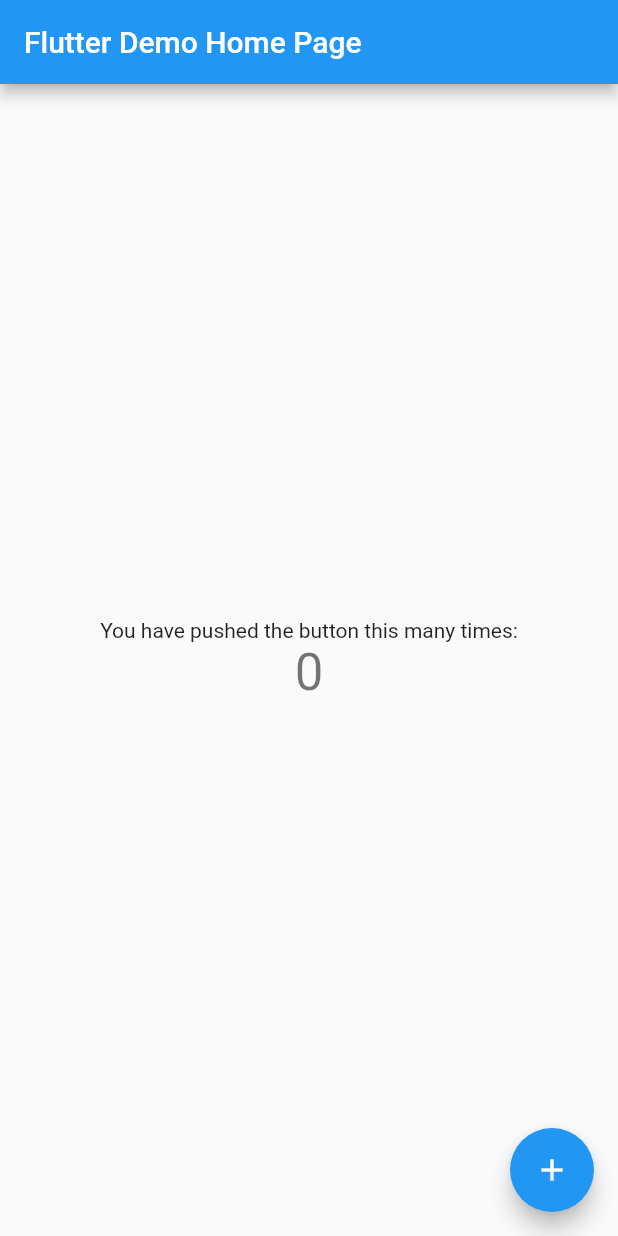
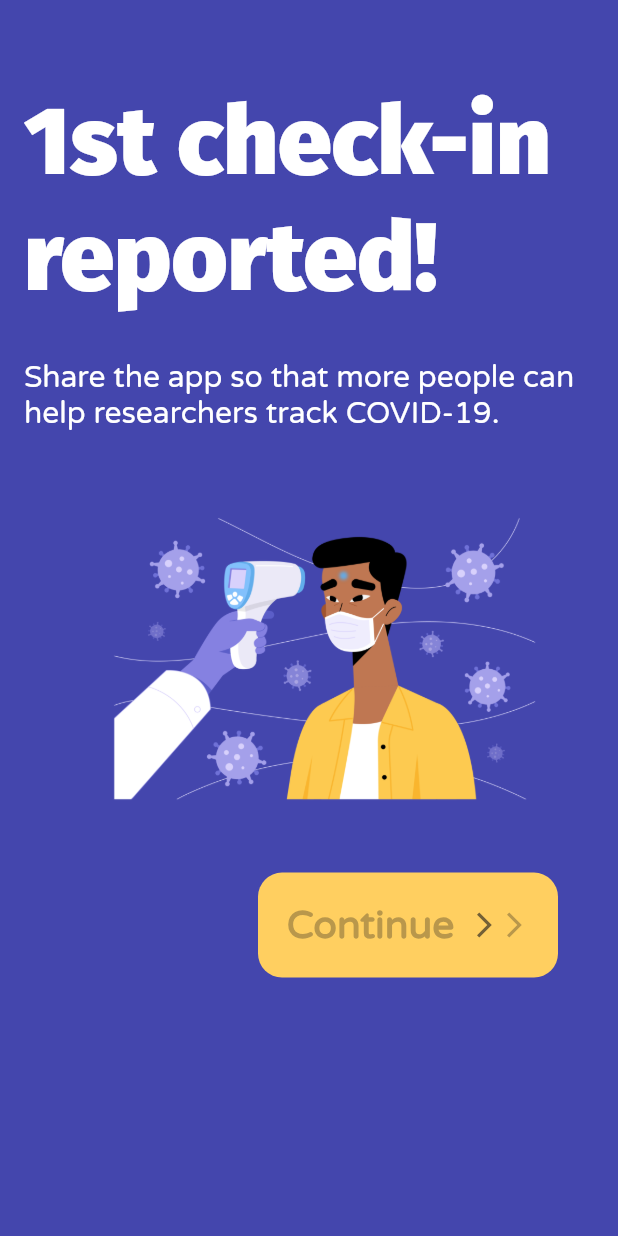
Before and after one commit to skjha98/Flutter-UI, a Flutter app: the screen it shows after launch, on a phone screen of 412 x 824 dp. Run offline on Flutter 3.47's test engine with Material 2 defaults, Android fonts, the phone set to English and light mode, and no system bars; project files that could hold a hidden picture were left out.

Commit message:
Made Single Screen of Covid-19 app

```diff
--- /dev/null
+++ b/lib/covid_app.dart
@@ -0,0 +1,123 @@
+import 'package:flutter/material.dart';
+
+class CovidApp extends StatefulWidget {
+  @override
+  _CovidAppState createState() => _CovidAppState();
+}
+
+class _CovidAppState extends State<CovidApp> {
+
+  bool tapped = false;
+
+  @override
+  Widget build(BuildContext context) {
+    return Scaffold(
+      body: Container(
+        height: MediaQuery.of(context).size.height,
+        width: MediaQuery.of(context).size.width,
+        decoration: BoxDecoration(
+          color: Color.fromARGB(255, 68, 70, 173),
+          //borderRadius: BorderRadius.circular(25.0),
+        ),
+        child: Padding(
+          padding: const EdgeInsets.all(16.0),
+          child: Column(
+            mainAxisAlignment: MainAxisAlignment.start,
+            crossAxisAlignment: CrossAxisAlignment.start,
+            children: [
+              SizedBox(
+                height: 40.0,
+              ),
+              Container(
+                child: Text(
+                  "1st check-in reported!",
+                  style: TextStyle(
+                    color: Colors.white,
+                    fontSize: 64.0,
+                    fontFamily: "FiraSans",
+                  ),
+                ),
+              ),
+              SizedBox(
+                height: 30.0,
+              ),
+              Container(
+                child: Text(
+                  "Share the app so that more people can help researchers track COVID-19.",
+                  style: TextStyle(
+                    color: Colors.white,
+                    fontSize: 20.0,
+                    fontFamily: "VarelaRound",
+                  ),
+                ),
+              ),
+              SizedBox(
+                height: 40.0,
+              ),
+              Container(
+                  alignment: Alignment.topLeft,
+                  child: Image.asset("assets/corona_check.png")),
+              SizedBox(
+                height: 30.0,
+              ),
+              Padding(
+                padding: EdgeInsets.symmetric(horizontal: 8.0),
+                child: Row(
+                  mainAxisAlignment: MainAxisAlignment.end,
+                  children: [
+                    InkWell(
+                      onTap: () {
+                        setState(() {
+                          tapped=tapped?false:true;
+                        });
+                      },
+                      child: Container(
+                        height: 70.0,
+                        width: 200.0,
+                        decoration: BoxDecoration(
+                          color: Color.fromARGB(255, 255, 207, 96),
+                          borderRadius: BorderRadius.circular(16.0),
+                        ),
+                        child: Row(
+                          mainAxisAlignment: MainAxisAlignment.center,
+                          crossAxisAlignment: CrossAxisAlignment.center,
+                          children: [
+                            Text(
+                              "Continue",
+                              style: TextStyle(
+                                color: tapped?Color.fromARGB(255, 115, 96, 54):Color.fromARGB(128, 115, 96, 54),
+                                fontFamily: "VarelaRound",
+                                fontSize: 26.0,
+                                fontWeight: FontWeight.bold,
+                              ),
+                            ),
+                            SizedBox(
+                              width: 10.0,
+                            ),
+                            Icon(
+                              Icons.arrow_forward_ios,
+                              color: tapped?Color.fromARGB(128, 115, 96, 54):Color.fromARGB(255, 115, 96, 54),
+                              size: 20.0,
+                            ),
+                            Icon(
+                              Icons.arrow_forward_ios,
+                              color: tapped?Color.fromARGB(255, 115, 96, 54):Color.fromARGB(128, 115, 96, 54),
+                              size: 20.0,
+                            ),
+                          ],
+                        ),
+                      ),
+                    ),
+                    SizedBox(
+                      width: 16.0,
+                    ),
+                  ],
+                ),
+              )
+            ],
+          ),
+        ),
+      ),
+    );
+  }
+}
--- a/lib/main.dart
+++ b/lib/main.dart
@@ -1,8 +1,7 @@
 import 'package:flutter/material.dart';
+import 'pages.dart';
 
-void main() {
-  runApp(MyApp());
-}
+void main() => runApp(MyApp());
 
 class MyApp extends StatelessWidget {
   // This widget is the root of your application.
@@ -11,107 +10,11 @@ class MyApp extends StatelessWidget {
     return MaterialApp(
       title: 'Flutter Demo',
       theme: ThemeData(
-        // This is the theme of your application.
-        //
-        // Try running your application with "flutter run". You'll see the
-        // application has a blue toolbar. Then, without quitting the app, try
-        // changing the primarySwatch below to Colors.green and then invoke
-        // "hot reload" (press "r" in the console where you ran "flutter run",
-        // or simply save your changes to "hot reload" in a Flutter IDE).
-        // Notice that the counter didn't reset back to zero; the application
-        // is not restarted.
         primarySwatch: Colors.blue,
-        // This makes the visual density adapt to the platform that you run
-        // the app on. For desktop platforms, the controls will be smaller and
-        // closer together (more dense) than on mobile platforms.
         visualDensity: VisualDensity.adaptivePlatformDensity,
       ),
-      home: MyHomePage(title: 'Flutter Demo Home Page'),
+      home: CovidApp(),
+      debugShowCheckedModeBanner: false,
     );
   }
 }
-
-class MyHomePage extends StatefulWidget {
-  MyHomePage({Key key, this.title}) : super(key: key);
-
-  // This widget is the home page of your application. It is stateful, meaning
-  // that it has a State object (defined below) that contains fields that affect
-  // how it looks.
-
-  // This class is the configuration for the state. It holds the values (in this
-  // case the title) provided by the parent (in this case the App widget) and
-  // used by the build method of the State. Fields in a Widget subclass are
-  // always marked "final".
-
-  final String title;
-
-  @override
-  _MyHomePageState createState() => _MyHomePageState();
-}
-
-class _MyHomePageState extends State<MyHomePage> {
-  int _counter = 0;
-
-  void _incrementCounter() {
-    setState(() {
-      // This call to setState tells the Flutter framework that something has
-      // changed in this State, which causes it to rerun the build method below
-      // so that the display can reflect the updated values. If we changed
-      // _counter without calling setState(), then the build method would not be
-      // called again, and so nothing would appear to happen.
-      _counter++;
-    });
-  }
-
-  @override
-  Widget build(BuildContext context) {
-    // This method is rerun every time setState is called, for instance as done
-    // by the _incrementCounter method above.
-    //
-    // The Flutter framework has been optimized to make rerunning build methods
-    // fast, so that you can just rebuild anything that needs updating rather
-    // than having to individually change instances of widgets.
-    return Scaffold(
-      appBar: AppBar(
-        // Here we take the value from the MyHomePage object that was created by
-        // the App.build method, and use it to set our appbar title.
-        title: Text(widget.title),
-      ),
-      body: Center(
-        // Center is a layout widget. It takes a single child and positions it
-        // in the middle of the parent.
-        child: Column(
-          // Column is also a layout widget. It takes a list of children and
-          // arranges them vertically. By default, it sizes itself to fit its
-          // children horizontally, and tries to be as tall as its parent.
-          //
-          // Invoke "debug painting" (press "p" in the console, choose the
-          // "Toggle Debug Paint" action from the Flutter Inspector in Android
-          // Studio, or the "Toggle Debug Paint" command in Visual Studio Code)
-          // to see the wireframe for each widget.
-          //
-          // Column has various properties to control how it sizes itself and
-          // how it positions its children. Here we use mainAxisAlignment to
-          // center the children vertically; the main axis here is the vertical
-          // axis because Columns are vertical (the cross axis would be
-          // horizontal).
-          mainAxisAlignment: MainAxisAlignment.center,
-          children: <Widget>[
-            Text(
-              'You have pushed the button this many times:',
-            ),
-            Text(
-              '$_counter',
-              style: Theme.of(context).textTheme.headline4,
-            ),
-          ],
-        ),
-      ),
-      floatingActionButton: FloatingActionButton(
-        onPressed: _incrementCounter,
-        tooltip: 'Increment',
-        child: Icon(Icons.add),
-      ), // This trailing comma makes auto-formatting nicer for build methods.
-    );
-  }
-}
--- /dev/null
+++ b/lib/pages.dart
@@ -0,0 +1 @@
+export 'covid_app.dart';
```
Also changed, not shown: pubspec.yaml (+15 -6 lines), assets/corona_check.png (added), fonts/FiraSans-Black.ttf (added), fonts/FiraSans-Medium.ttf (added), fonts/VarelaRound-Regular.ttf (added).
